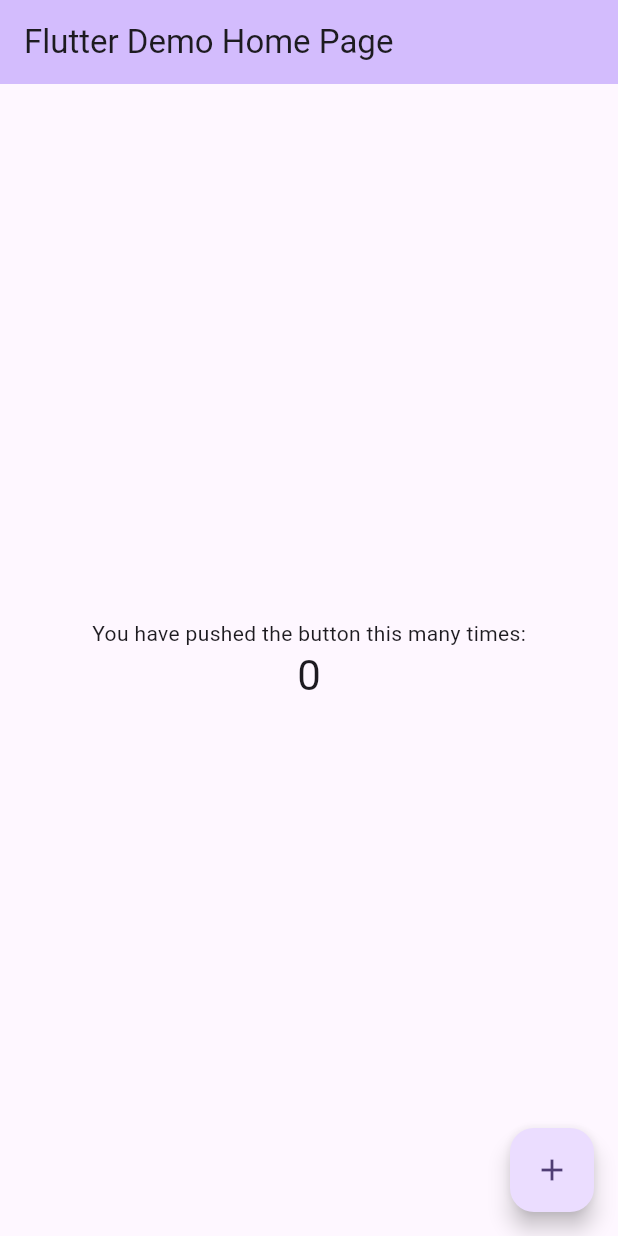
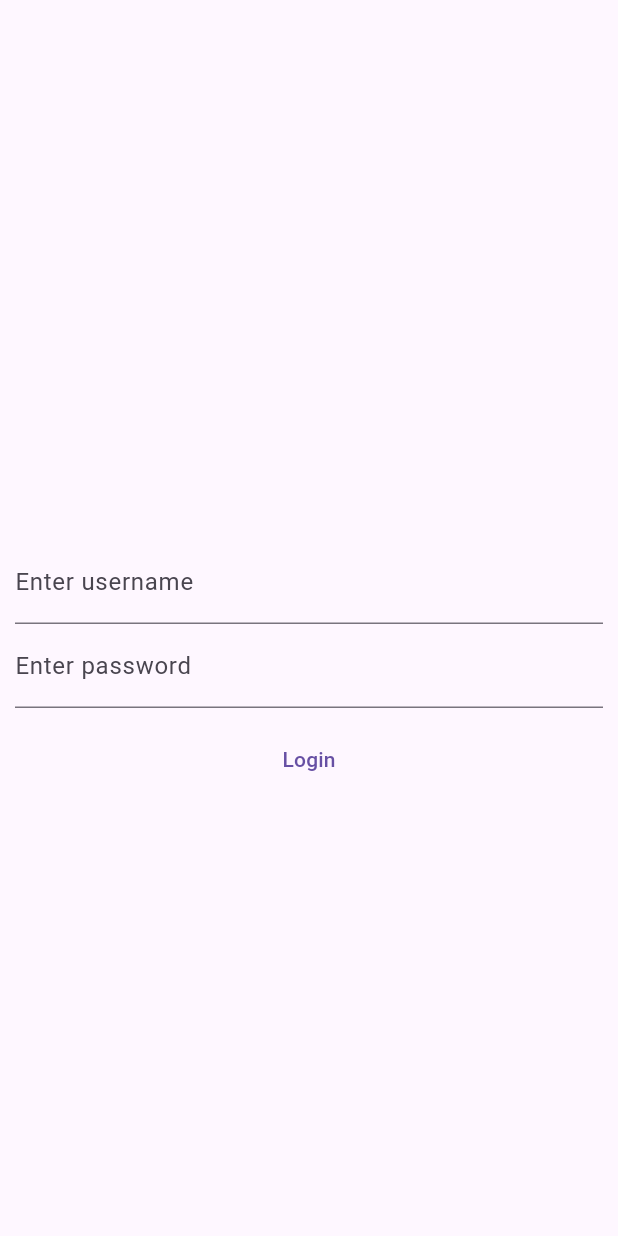
Before and after one commit to DonErnest/travel_app, a Flutter app: the screen it shows after launch, on a phone screen of 412 x 824 dp. Run offline on Flutter 3.47's test engine with Material 3 defaults, Android fonts, the phone set to English and light mode, and no system bars; our stand-ins replace decimal.

Commit message:
Added basic setup of the travel_app: user, journey, departlocation models and enums, login and journeys screen

```diff
--- /dev/null
+++ b/lib/app_routes.dart
@@ -0,0 +1,7 @@
+class AppRoutes {
+  static const login = '/login';
+  static const userSettings = '/user-settings';
+  static const journeys = '/journeys';
+  static const journeyDetail = '/journey-detail';
+  static const participation = '/participation';
+}
--- a/lib/main.dart
+++ b/lib/main.dart
@@ -1,122 +1,34 @@
 import 'package:flutter/material.dart';
+import 'package:provider/provider.dart';
+import 'package:travel_app/app_routes.dart';
+import 'package:travel_app/providers/journey_provider.dart';
+import 'package:travel_app/providers/participation_provider.dart';
+import 'package:travel_app/providers/user_provider.dart';
+import 'package:travel_app/screens/journeys.dart';
+import 'package:travel_app/screens/login.dart';
+import 'package:travel_app/screens/not_found_screen.dart';
 
 void main() {
-  runApp(const MyApp());
+  runApp(
+    MultiProvider(providers: [
+      ChangeNotifierProvider(create: (ctx) => UserProvider()),
+      ChangeNotifierProvider(create: (ctx) => JourneyProvider()),
+      ChangeNotifierProvider(create: (ctx) => ParticipationProvider()),
+    ],
+     child: MaterialApp(
+       routes: {
+         AppRoutes.login: (ctx) => LoginScreen(),
+         AppRoutes.userSettings: (ctx) => Placeholder(),
+         AppRoutes.journeys: (ctx) => JourneysList(),
+         AppRoutes.journeyDetail: (ctx) => Placeholder(),
+         AppRoutes.participation: (ctx) => Placeholder(),
+       },
+       initialRoute: AppRoutes.login,
+       title: "Travel across our wonderful country",
+       onUnknownRoute:
+           (s) => MaterialPageRoute(builder: (ctx) => NotFoundScreen()),
+     ),
+    )
+
+  );
 }
-
-class MyApp extends StatelessWidget {
-  const MyApp({super.key});
-
-  // This widget is the root of your application.
-  @override
-  Widget build(BuildContext context) {
-    return MaterialApp(
-      title: 'Flutter Demo',
-      theme: ThemeData(
-        // This is the theme of your application.
-        //
-        // TRY THIS: Try running your application with "flutter run". You'll see
-        // the application has a purple toolbar. Then, without quitting the app,
-        // try changing the seedColor in the colorScheme below to Colors.green
-        // and then invoke "hot reload" (save your changes or press the "hot
-        // reload" button in a Flutter-supported IDE, or press "r" if you used
-        // the command line to start the app).
-        //
-        // Notice that the counter didn't reset back to zero; the application
-        // state is not lost during the reload. To reset the state, use hot
-        // restart instead.
-        //
-        // This works for code too, not just values: Most code changes can be
-        // tested with just a hot reload.
-        colorScheme: ColorScheme.fromSeed(seedColor: Colors.deepPurple),
-      ),
-      home: const MyHomePage(title: 'Flutter Demo Home Page'),
-    );
-  }
-}
-
-class MyHomePage extends StatefulWidget {
-  const MyHomePage({super.key, required this.title});
-
-  // This widget is the home page of your application. It is stateful, meaning
-  // that it has a State object (defined below) that contains fields that affect
-  // how it looks.
-
-  // This class is the configuration for the state. It holds the values (in this
-  // case the title) provided by the parent (in this case the App widget) and
-  // used by the build method of the State. Fields in a Widget subclass are
-  // always marked "final".
-
-  final String title;
-
-  @override
-  State<MyHomePage> createState() => _MyHomePageState();
-}
-
-class _MyHomePageState extends State<MyHomePage> {
-  int _counter = 0;
-
-  void _incrementCounter() {
-    setState(() {
-      // This call to setState tells the Flutter framework that something has
-      // changed in this State, which causes it to rerun the build method below
-      // so that the display can reflect the updated values. If we changed
-      // _counter without calling setState(), then the build method would not be
-      // called again, and so nothing would appear to happen.
-      _counter++;
-    });
-  }
-
-  @override
-  Widget build(BuildContext context) {
-    // This method is rerun every time setState is called, for instance as done
-    // by the _incrementCounter method above.
-    //
-    // The Flutter framework has been optimized to make rerunning build methods
-    // fast, so that you can just rebuild anything that needs updating rather
-    // than having to individually change instances of widgets.
-    return Scaffold(
-      appBar: AppBar(
-        // TRY THIS: Try changing the color here to a specific color (to
-        // Colors.amber, perhaps?) and trigger a hot reload to see the AppBar
-        // change color while the other colors stay the same.
-        backgroundColor: Theme.of(context).colorScheme.inversePrimary,
-        // Here we take the value from the MyHomePage object that was created by
-        // the App.build method, and use it to set our appbar title.
-        title: Text(widget.title),
-      ),
-      body: Center(
-        // Center is a layout widget. It takes a single child and positions it
-        // in the middle of the parent.
-        child: Column(
-          // Column is also a layout widget. It takes a list of children and
-          // arranges them vertically. By default, it sizes itself to fit its
-          // children horizontally, and tries to be as tall as its parent.
-          //
-          // Column has various properties to control how it sizes itself and
-          // how it positions its children. Here we use mainAxisAlignment to
-          // center the children vertically; the main axis here is the vertical
-          // axis because Columns are vertical (the cross axis would be
-          // horizontal).
-          //
-          // TRY THIS: Invoke "debug painting" (choose the "Toggle Debug Paint"
-          // action in the IDE, or press "p" in the console), to see the
-          // wireframe for each widget.
-          mainAxisAlignment: MainAxisAlignment.center,
-          children: <Widget>[
-            const Text('You have pushed the button this many times:'),
-            Text(
-              '$_counter',
-              style: Theme.of(context).textTheme.headlineMedium,
-            ),
-          ],
-        ),
-      ),
-      floatingActionButton: FloatingActionButton(
-        onPressed: _incrementCounter,
-        tooltip: 'Increment',
-        child: const Icon(Icons.add),
-      ), // This trailing comma makes auto-formatting nicer for build methods.
-    );
-  }
-}
--- /dev/null
+++ b/lib/models/user.dart
@@ -0,0 +1,48 @@
+import 'package:travel_app/utils/uuid.dart';
+
+
+class UserCredentials {
+  final String username;
+  final String password;
+
+  UserCredentials({
+    required this.username,
+    required this.password,
+  });
+}
+
+class User {
+  late final String id;
+  final String username;
+  final String password;
+
+  final String? firstName;
+  final String? lastName;
+
+  User({
+    String? id,
+    required this.username,
+    required this.password,
+    this.firstName,
+    this.lastName,
+  }) : id = id ?? uuid.v4();
+
+  User copyWith({
+    String? id,
+    String? username,
+    String? password,
+    String? firstName,
+    String? lastName,
+  }) {
+    return User(
+      id: id ?? this.id,
+      username: username?? this.username,
+      password: password?? this.password,
+      firstName: firstName?? this.firstName,
+      lastName: lastName?? this.lastName,
+    );
+  }
+}
+
+
+final theOnlyTrueUser = User(username: "unabomber", password: "abyr12345@");
--- /dev/null
+++ b/lib/providers/user_provider.dart
@@ -0,0 +1,11 @@
+import 'package:flutter/material.dart';
+import 'package:travel_app/models/user.dart';
+
+class UserProvider extends ChangeNotifier {
+  User? _user = null;
+
+  User? get user => _user;
+
+  void setUser(User authenticatedUser) => _user = authenticatedUser;
+
+}
--- /dev/null
+++ b/lib/screens/login.dart
@@ -0,0 +1,63 @@
+import 'package:flutter/material.dart';
+import 'package:provider/provider.dart';
+import 'package:travel_app/app_routes.dart';
+import 'package:travel_app/providers/user_provider.dart';
+import 'package:travel_app/services/user.dart';
+import 'package:travel_app/widgets/canvas.dart';
+import 'package:travel_app/widgets/login_form/user_controller.dart';
+import 'package:travel_app/widgets/login_form/user_form.dart';
+
+class LoginScreen extends StatefulWidget {
+  const LoginScreen({super.key});
+
+  @override
+  State<LoginScreen> createState() => _LoginScreenState();
+}
+
+class _LoginScreenState extends State<LoginScreen> {
+  final loginFormController = LoginFormController();
+  bool errorRaised = false;
+  String? error;
+  late UserProvider userProvider;
+
+  @override
+  void didChangeDependencies() {
+    super.didChangeDependencies();
+    userProvider = context.watch<UserProvider>();
+  }
+
+  @override
+  void dispose() {
+    super.dispose();
+    loginFormController.dispose();
+  }
+
+  void authenticate() {
+    if (loginFormController.formKey.currentState!.validate()) {
+      final (user, success) = getUser(
+          loginFormController.getSuggestedUserCredentials()
+      );
+      setState(() {
+        if (!success) {
+          error = "Either credentials are invalid, or user is not available";
+          errorRaised = success;
+        } else {
+          userProvider.setUser(user!);
+          Navigator.of(context).pushReplacementNamed(AppRoutes.journeys);
+        };
+      });
+    }
+  }
+
+
+  @override
+  Widget build(BuildContext context) {
+    return ScreenCanvas(
+      widgets: [
+        LoginForm(controller: loginFormController),
+        if (errorRaised) Text(error!),
+        TextButton(onPressed: authenticate, child: Text("Login")),
+      ],
+    );
+  }
+}
--- /dev/null
+++ b/lib/services/user.dart
@@ -0,0 +1,11 @@
+import 'package:travel_app/models/user.dart';
+
+(User?, bool) getUser(UserCredentials userCreds) {
+  print(userCreds.username);
+  print(userCreds.password);
+  if (userCreds.username == theOnlyTrueUser.username &&
+      userCreds.password == theOnlyTrueUser.password) {
+    return (theOnlyTrueUser, true);
+  }
+  return (null, false);
+}
--- /dev/null
+++ b/lib/utils/uuid.dart
@@ -0,0 +1,3 @@
+import 'package:uuid/uuid.dart';
+
+const uuid = Uuid();
--- /dev/null
+++ b/lib/widgets/canvas.dart
@@ -0,0 +1,30 @@
+import 'package:flutter/material.dart';
+
+class ScreenCanvas extends StatelessWidget {
+  final List<Widget>? appBarActions;
+  final Widget? bottomBar;
+  final List<Widget> widgets;
+
+  const ScreenCanvas({
+    super.key,
+    required this.widgets,
+    this.appBarActions,
+    this.bottomBar,
+  });
+
+  @override
+  Widget build(BuildContext context) {
+    return SafeArea(
+      child: Scaffold(
+        bottomNavigationBar: bottomBar,
+        appBar: AppBar(actions: appBarActions),
+        body: Center(
+          child: Column(
+            mainAxisAlignment: MainAxisAlignment.center,
+            children: widgets,
+          ),
+        ),
+      ),
+    );
+  }
+}
--- /dev/null
+++ b/lib/widgets/login_form/user_controller.dart
@@ -0,0 +1,23 @@
+import 'package:flutter/material.dart';
+import 'package:travel_app/models/user.dart';
+
+
+
+class LoginFormController {
+  final GlobalKey<FormState> formKey = GlobalKey<FormState>();
+
+  final usernameController = TextEditingController();
+  final passwordController = TextEditingController();
+
+  void dispose() {
+    usernameController.dispose();
+    passwordController.dispose();
+  }
+
+  UserCredentials getSuggestedUserCredentials() {
+    return UserCredentials(
+      username: usernameController.text,
+      password: passwordController.text,
+    );
+  }
+}
--- /dev/null
+++ b/lib/widgets/login_form/user_form.dart
@@ -0,0 +1,59 @@
+import 'package:flutter/material.dart';
+import 'package:provider/provider.dart';
+import 'package:travel_app/providers/user_provider.dart';
+import 'package:travel_app/widgets/login_form/user_controller.dart';
+
+class LoginForm extends StatefulWidget {
+  final LoginFormController controller;
+
+  const LoginForm({super.key, required this.controller});
+
+  @override
+  State<LoginForm> createState() => _LoginFormState();
+}
+
+class _LoginFormState extends State<LoginForm> {
+  late UserProvider userProvider;
+
+  @override
+  void didChangeDependencies() {
+    super.didChangeDependencies();
+    userProvider = context.watch<UserProvider>();
+  }
+
+  @override
+  Widget build(BuildContext context) {
+    return Form(
+      key: widget.controller.formKey,
+      child: Padding(
+        padding: const EdgeInsets.symmetric(horizontal: 10.0, vertical: 10.0),
+        child: Column(
+          children: [
+            TextFormField(
+              decoration: const InputDecoration(label: Text("Enter username")),
+              controller: widget.controller.usernameController,
+              maxLines: 1,
+              validator: (value) {
+                if (value == null) {
+                  return "please, enter username";
+                }
+                return null;
+              },
+            ),
+            TextFormField(
+              decoration: const InputDecoration(label: Text("Enter password")),
+              controller: widget.controller.passwordController,
+              maxLines: 1,
+              validator: (value) {
+                if (value == null) {
+                  return "please, enter password";
+                }
+                return null;
+              },
+            )
+          ],
+        ),
+      ),
+    );
+  }
+}
--- a/pubspec.yaml
+++ b/pubspec.yaml
@@ -34,6 +34,9 @@ dependencies:
   # The following adds the Cupertino Icons font to your application.
   # Use with the CupertinoIcons class for iOS style icons.
   cupertino_icons: ^1.0.8
+  uuid: ^4.5.1
+  decimal: ^3.2.1
+  provider: ^6.1.5
 
 dev_dependencies:
   flutter_test:
```
Also changed, not shown: lib/models/departure_location.dart (added, +26 -0 lines), lib/models/journey.dart (added, +75 -0 lines), lib/models/participation.dart (added, +39 -0 lines), lib/providers/journey_provider.dart (added, +8 -0 lines), lib/providers/participation_provider.dart (added, +8 -0 lines), lib/screens/journeys.dart (added, +37 -0 lines), lib/screens/not_found_screen.dart (added, +15 -0 lines), lib/widgets/journey_tile.dart (added, +21 -0 lines), pubspec.lock.
